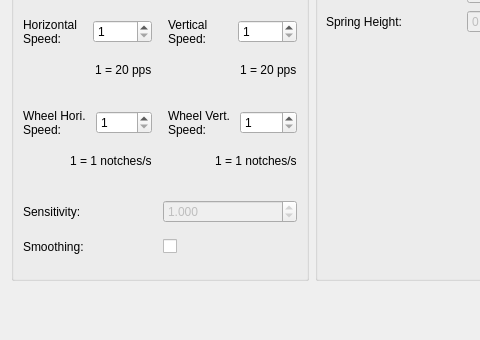
AntiMicroX/antimicrox, file src/mousesettingsdialog.ui: the form before one commit; both pictures show x 0 to 480 and y 144 to 484 of the 624 by 484 pixel window.
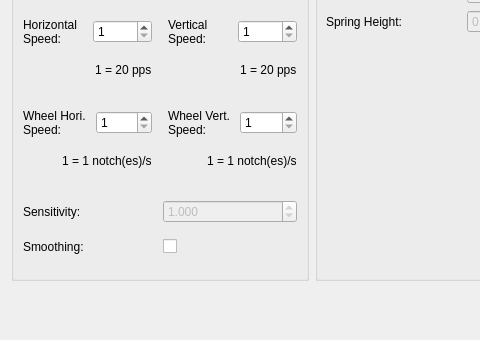
The form after the commit.

```diff
--- a/src/mousesettingsdialog.ui
+++ b/src/mousesettingsdialog.ui
@@ -315,7 +315,7 @@
             <item alignment="Qt::AlignRight">
              <widget class="QLabel" name="wheelHoriSpeedUnitsLabel">
               <property name="text">
-               <string>1 = 1 notches/s</string>
+               <string>1 = 1 notch(es)/s</string>
               </property>
              </widget>
             </item>
@@ -355,7 +355,7 @@
             <item alignment="Qt::AlignRight">
              <widget class="QLabel" name="wheelVertSpeedUnitsLabel">
               <property name="text">
-               <string>1 = 1 notches/s</string>
+               <string>1 = 1 notch(es)/s</string>
               </property>
              </widget>
             </item>
```
